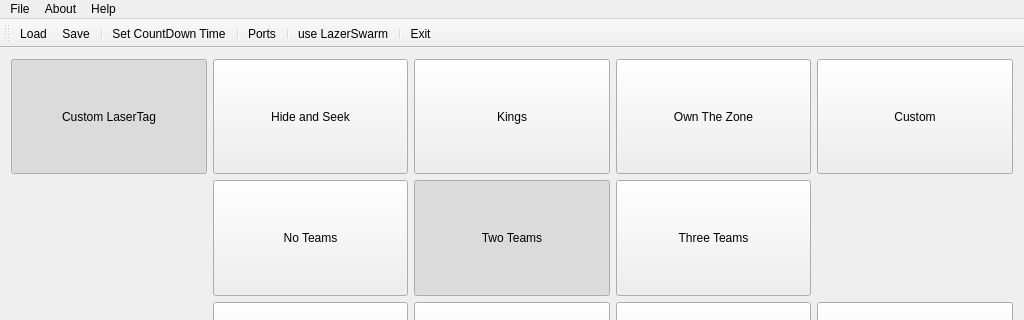
This is lttomainwindow.ui in rmick/Combobulator as Qt 5 draws it before an edit; both pictures show x 0 to 1024 and y 0 to 320 of the 1024 by 600 pixel window. The edited form follows.
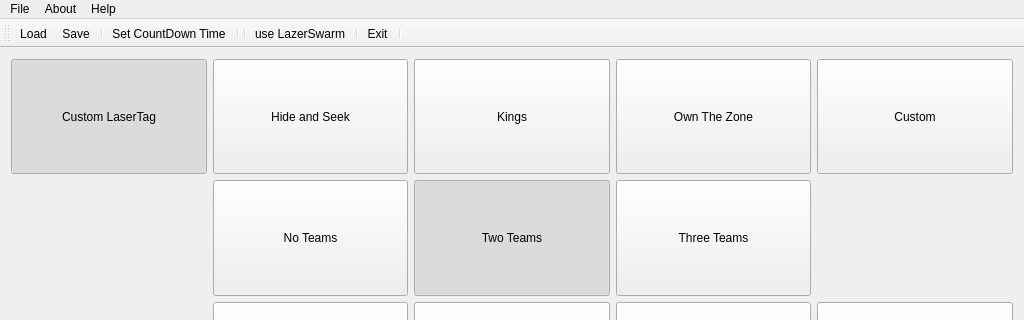
This is the edited form.

Diff of the .ui file:
```diff
--- a/lttomainwindow.ui
+++ b/lttomainwindow.ui
@@ -573,11 +573,11 @@
    <addaction name="separator"/>
    <addaction name="actionSet_CountDown_Time"/>
    <addaction name="separator"/>
-   <addaction name="actionPorts"/>
    <addaction name="separator"/>
    <addaction name="actionuse_LazerSwarm"/>
    <addaction name="separator"/>
    <addaction name="actionExit"/>
+   <addaction name="separator"/>
   </widget>
   <widget class="QStatusBar" name="statusBar"/>
   <action name="actionSave">
```
Left out of the diff: 17 changed lines with no effect on the pictures.
